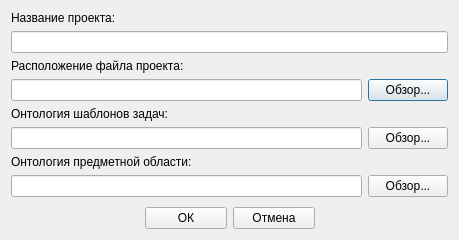
First picture: the form in LGen2UI/newprojectdialog.ui, repository vinni-au/l-gen, before the edit.
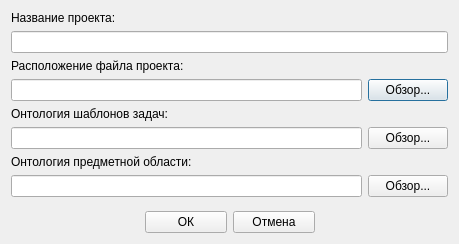
Second picture: the form after the edit.

Patch:
```diff
--- a/LGen2UI/newprojectdialog.ui
+++ b/LGen2UI/newprojectdialog.ui
@@ -7,7 +7,7 @@
     <x>0</x>
     <y>0</y>
     <width>459</width>
-    <height>240</height>
+    <height>244</height>
    </rect>
   </property>
   <property name="windowTitle">
```
Left out of the diff: 2 changed lines with no effect on the pictures.
